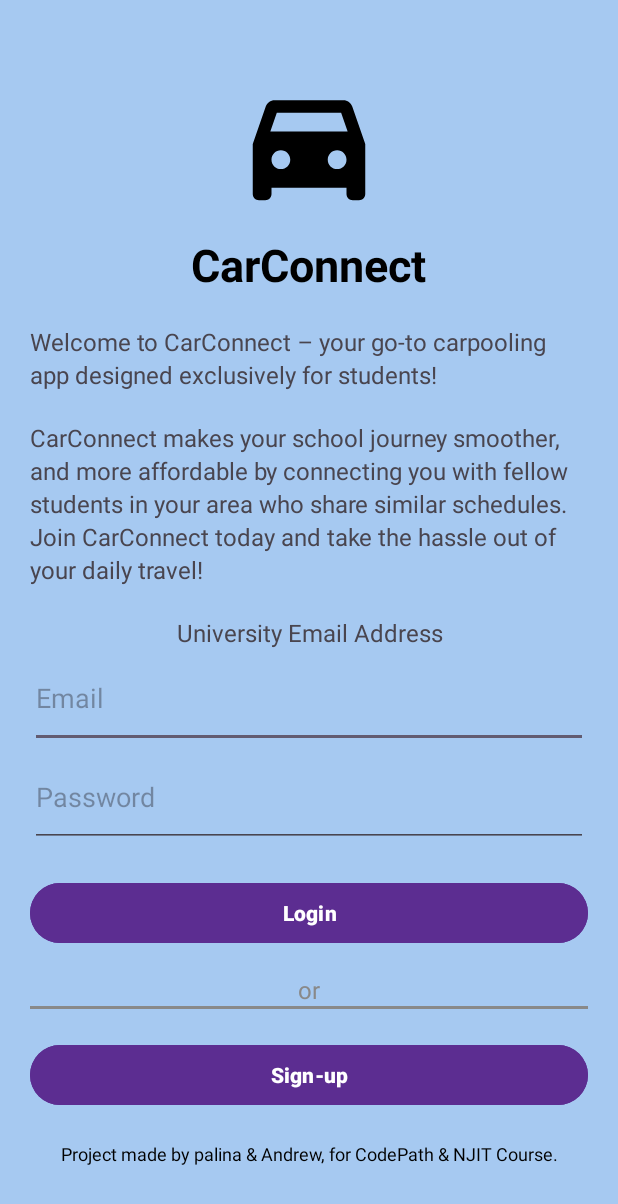
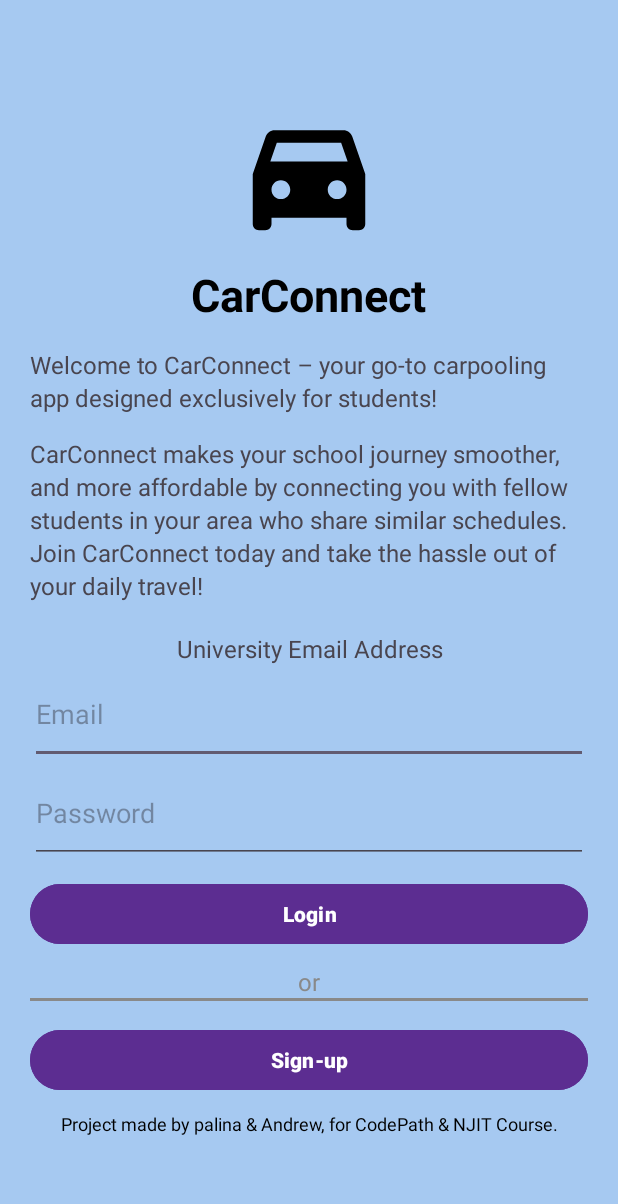
Before and after one commit to palina-pauliuchenka/car-connect, an Android app: the screen it shows after launch (login_signup_screen), on a phone screen of 412 x 824 dp. Shown: the top 1204 px of the screen. Run offline under Robolectric (Android 15) with nearby library versions, the phone set to English and light mode, and no system bars; our stand-ins replace Firebase (no records; nobody signed in at launch, a user with empty details on screens opened directly).

Commit message:
Finished doing the signup-login-page

```diff
--- a/app/src/main/res/layout/activity_login.xml
+++ b/app/src/main/res/layout/activity_login.xml
@@ -34,7 +34,7 @@
         android:layout_height="wrap_content"
         android:text="Welcome to CarConnect – your go-to carpooling app designed exclusively for students!"
         android:textSize="16sp"
-        android:layout_marginTop="20dp"
+        android:layout_marginTop="15dp"
         android:lineSpacingExtra="3dp"
         />
 
@@ -44,7 +44,7 @@
         android:layout_height="wrap_content"
         android:text="CarConnect makes your school journey smoother, and more affordable by connecting you with fellow students in your area who share similar schedules.  Join CarConnect today and take the hassle out of your daily travel!"
         android:textSize="16sp"
-        android:layout_marginTop="20dp"
+        android:layout_marginTop="15dp"
         android:lineSpacingExtra="3dp"
         />
 
@@ -70,7 +70,7 @@
         android:layout_width="match_parent"
         android:layout_height="66dp"
         android:hint="Password"
-        android:inputType="textEmailAddress" />
+        android:inputType="textPassword" />
 
     <Button
         android:id="@+id/loginButton"
@@ -80,22 +80,20 @@
         android:backgroundTint="#5C2D91"
         android:textColor="#FFFFFF"
         android:textStyle="bold"
-        android:layout_marginTop="20dp"
-        />
+        android:layout_marginTop="10dp" />
 
     <TextView
         android:layout_width="wrap_content"
         android:layout_height="wrap_content"
         android:text="or"
         android:textSize="16sp"
-        android:layout_marginTop="16dp"
-        android:textColor="#898989"
-        />
+        android:layout_marginTop="10dp"
+        android:textColor="#898989" />
+
     <View
         android:layout_width="match_parent"
         android:layout_height="2dp"
-        android:background="#898989"
-        />
+        android:background="#898989" />
 
     <Button
         android:id="@+id/signupButton"
@@ -105,7 +103,7 @@
         android:backgroundTint="#5C2D91"
         android:textColor="#FFFFFF"
         android:textStyle="bold"
-        android:layout_marginTop="20dp"
+        android:layout_marginTop="15dp"
         />
 
     <!-- Footer Text -->
@@ -116,7 +114,7 @@
         android:text="Project made by palina &amp; Andrew, for CodePath &amp; NJIT Course."
         android:textSize="12sp"
         android:gravity="center"
-        android:layout_marginTop="20dp"
+        android:layout_marginTop="10dp"
         android:textColor="#000000" />
 
 </LinearLayout>
```
Also changed, not shown: app/src/main/java/com/pp272cs388/carconnect/login_signup_screen.kt (+54 -133 lines).
